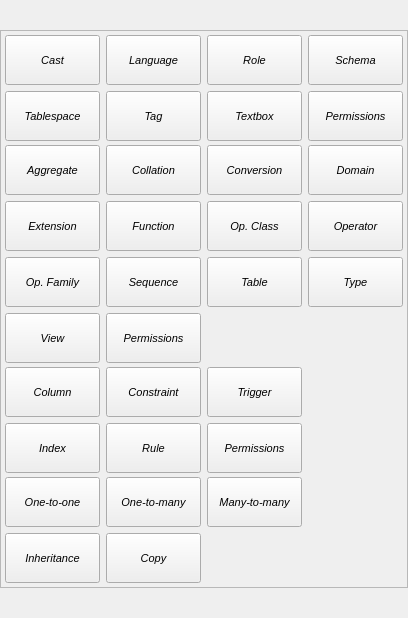
Qt form libpgmodeler_ui/ui/newobjectoverlaywidget.ui (pgmodeler/pgmodeler) before a commit.
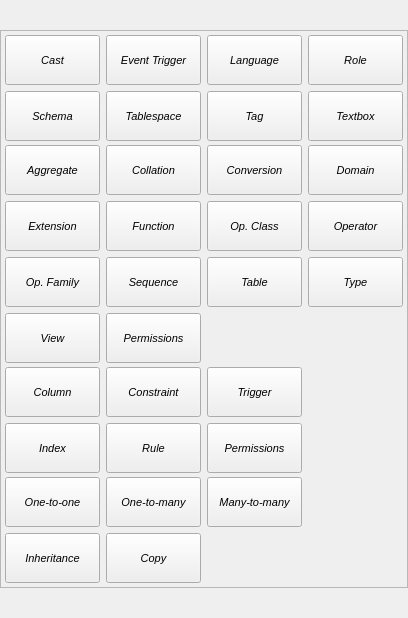
The same form after that commit. Icons and pictures are not drawn.

Commit message:
Added button to create Event Triggers on new object overlay.
Minor improvement on UI stylesheet

```diff
--- a/libpgmodeler_ui/ui/newobjectoverlaywidget.ui
+++ b/libpgmodeler_ui/ui/newobjectoverlaywidget.ui
@@ -106,6 +106,94 @@
          <property name="spacing">
           <number>6</number>
          </property>
+         <item row="0" column="3">
+          <widget class="QToolButton" name="role_tb">
+           <property name="sizePolicy">
+            <sizepolicy hsizetype="Preferred" vsizetype="Fixed">
+             <horstretch>0</horstretch>
+             <verstretch>0</verstretch>
+            </sizepolicy>
+           </property>
+           <property name="minimumSize">
+            <size>
+             <width>95</width>
+             <height>50</height>
+            </size>
+           </property>
+           <property name="font">
+            <font>
+             <weight>50</weight>
+             <bold>false</bold>
+            </font>
+           </property>
+           <property name="focusPolicy">
+            <enum>Qt::NoFocus</enum>
+           </property>
+           <property name="text">
+            <string>Role</string>
+           </property>
+           <property name="icon">
+            <iconset resource="../res/resources.qrc">
+             <normaloff>:/icones/icones/role.png</normaloff>:/icones/icones/role.png</iconset>
+           </property>
+           <property name="iconSize">
+            <size>
+             <width>32</width>
+             <height>32</height>
+            </size>
+           </property>
+           <property name="popupMode">
+            <enum>QToolButton::InstantPopup</enum>
+           </property>
+           <property name="toolButtonStyle">
+            <enum>Qt::ToolButtonTextUnderIcon</enum>
+           </property>
+          </widget>
+         </item>
+         <item row="1" column="2">
+          <widget class="QToolButton" name="tag_tb">
+           <property name="sizePolicy">
+            <sizepolicy hsizetype="Preferred" vsizetype="Fixed">
+             <horstretch>0</horstretch>
+             <verstretch>0</verstretch>
+            </sizepolicy>
+           </property>
+           <property name="minimumSize">
+            <size>
+             <width>95</width>
+             <height>50</height>
+            </size>
+           </property>
+           <property name="font">
+            <font>
+             <weight>50</weight>
+             <bold>false</bold>
+            </font>
+           </property>
+           <property name="focusPolicy">
+            <enum>Qt::NoFocus</enum>
+           </property>
+           <property name="text">
+            <string>Tag</string>
+           </property>
+           <property name="icon">
+            <iconset resource="../res/resources.qrc">
+             <normaloff>:/icones/icones/tag.png</normaloff>:/icones/icones/tag.png</iconset>
+           </property>
+           <property name="iconSize">
+            <size>
+             <width>32</width>
+             <height>32</height>
+            </size>
+           </property>
+           <property name="popupMode">
+            <enum>QToolButton::InstantPopup</enum>
+           </property>
+           <property name="toolButtonStyle">
+            <enum>Qt::ToolButtonTextUnderIcon</enum>
+           </property>
+          </widget>
+         </item>
          <item row="0" column="0">
           <widget class="QToolButton" name="cast_tb">
            <property name="sizePolicy">
@@ -153,7 +241,7 @@
            </property>
           </widget>
          </item>
-         <item row="0" column="1">
+         <item row="0" column="2">
           <widget class="QToolButton" name="language_tb">
            <property name="sizePolicy">
             <sizepolicy hsizetype="Preferred" vsizetype="Fixed">
@@ -197,183 +285,7 @@
            </property>
           </widget>
          </item>
-         <item row="0" column="2">
-          <widget class="QToolButton" name="role_tb">
-           <property name="sizePolicy">
-            <sizepolicy hsizetype="Preferred" vsizetype="Fixed">
-             <horstretch>0</horstretch>
-             <verstretch>0</verstretch>
-            </sizepolicy>
-           </property>
-           <property name="minimumSize">
-            <size>
-             <width>95</width>
-             <height>50</height>
-            </size>
-           </property>
-           <property name="font">
-            <font>
-             <weight>50</weight>
-             <bold>false</bold>
-            </font>
-           </property>
-           <property name="focusPolicy">
-            <enum>Qt::NoFocus</enum>
-           </property>
-           <property name="text">
-            <string>Role</string>
-           </property>
-           <property name="icon">
-            <iconset resource="../res/resources.qrc">
-             <normaloff>:/icones/icones/role.png</normaloff>:/icones/icones/role.png</iconset>
-           </property>
-           <property name="iconSize">
-            <size>
-             <width>32</width>
-             <height>32</height>
-            </size>
-           </property>
-           <property name="popupMode">
-            <enum>QToolButton::InstantPopup</enum>
-           </property>
-           <property name="toolButtonStyle">
-            <enum>Qt::ToolButtonTextUnderIcon</enum>
-           </property>
-          </widget>
-         </item>
-         <item row="0" column="3">
-          <widget class="QToolButton" name="schema_tb">
-           <property name="sizePolicy">
-            <sizepolicy hsizetype="Preferred" vsizetype="Fixed">
-             <horstretch>0</horstretch>
-             <verstretch>0</verstretch>
-            </sizepolicy>
-           </property>
-           <property name="minimumSize">
-            <size>
-             <width>95</width>
-             <height>50</height>
-            </size>
-           </property>
-           <property name="font">
-            <font>
-             <weight>50</weight>
-             <bold>false</bold>
-            </font>
-           </property>
-           <property name="focusPolicy">
-            <enum>Qt::NoFocus</enum>
-           </property>
-           <property name="text">
-            <string>Schema</string>
-           </property>
-           <property name="icon">
-            <iconset resource="../res/resources.qrc">
-             <normaloff>:/icones/icones/schema.png</normaloff>:/icones/icones/schema.png</iconset>
-           </property>
-           <property name="iconSize">
-            <size>
-             <width>32</width>
-             <height>32</height>
-            </size>
-           </property>
-           <property name="popupMode">
-            <enum>QToolButton::InstantPopup</enum>
-           </property>
-           <property name="toolButtonStyle">
-            <enum>Qt::ToolButtonTextUnderIcon</enum>
-           </property>
-          </widget>
-         </item>
-         <item row="1" column="0">
-          <widget class="QToolButton" name="tablespace_tb">
-           <property name="sizePolicy">
-            <sizepolicy hsizetype="Preferred" vsizetype="Fixed">
-             <horstretch>0</horstretch>
-             <verstretch>0</verstretch>
-            </sizepolicy>
-           </property>
-           <property name="minimumSize">
-            <size>
-             <width>95</width>
-             <height>50</height>
-            </size>
-           </property>
-           <property name="font">
-            <font>
-             <weight>50</weight>
-             <bold>false</bold>
-            </font>
-           </property>
-           <property name="focusPolicy">
-            <enum>Qt::NoFocus</enum>
-           </property>
-           <property name="text">
-            <string>Tablespace</string>
-           </property>
-           <property name="icon">
-            <iconset resource="../res/resources.qrc">
-             <normaloff>:/icones/icones/tablespace.png</normaloff>:/icones/icones/tablespace.png</iconset>
-           </property>
-           <property name="iconSize">
-            <size>
-             <width>32</width>
-             <height>32</height>
-            </size>
-           </property>
-           <property name="popupMode">
-            <enum>QToolButton::InstantPopup</enum>
-           </property>
-           <property name="toolButtonStyle">
-            <enum>Qt::ToolButtonTextUnderIcon</enum>
-           </property>
-          </widget>
-         </item>
-         <item row="1" column="1">
-          <widget class="QToolButton" name="tag_tb">
-           <property name="sizePolicy">
-            <sizepolicy hsizetype="Preferred" vsizetype="Fixed">
-             <horstretch>0</horstretch>
-             <verstretch>0</verstretch>
-            </sizepolicy>
-           </property>
-           <property name="minimumSize">
-            <size>
-             <width>95</width>
-             <height>50</height>
-            </size>
-           </property>
-           <property name="font">
-            <font>
-             <weight>50</weight>
-             <bold>false</bold>
-            </font>
-           </property>
-           <property name="focusPolicy">
-            <enum>Qt::NoFocus</enum>
-           </property>
-           <property name="text">
-            <string>Tag</string>
-           </property>
-           <property name="icon">
-            <iconset resource="../res/resources.qrc">
-             <normaloff>:/icones/icones/tag.png</normaloff>:/icones/icones/tag.png</iconset>
-           </property>
-           <property name="iconSize">
-            <size>
-             <width>32</width>
-             <height>32</height>
-            </size>
-           </property>
-           <property name="popupMode">
-            <enum>QToolButton::InstantPopup</enum>
-           </property>
-           <property name="toolButtonStyle">
-            <enum>Qt::ToolButtonTextUnderIcon</enum>
-           </property>
-          </widget>
-         </item>
-         <item row="1" column="2">
+         <item row="1" column="3">
           <widget class="QToolButton" name="textbox_tb">
            <property name="sizePolicy">
             <sizepolicy hsizetype="Preferred" vsizetype="Fixed">
@@ -417,8 +329,8 @@
            </property>
           </widget>
          </item>
-         <item row="1" column="3">
-          <widget class="QToolButton" name="db_perms_tb">
+         <item row="0" column="1">
+          <widget class="QToolButton" name="eventtrigger_tb">
            <property name="sizePolicy">
             <sizepolicy hsizetype="Preferred" vsizetype="Fixed">
              <horstretch>0</horstretch>
@@ -441,11 +353,99 @@
             <enum>Qt::NoFocus</enum>
            </property>
            <property name="text">
-            <string>Permissions</string>
+            <string>Event Trigger</string>
            </property>
            <property name="icon">
             <iconset resource="../res/resources.qrc">
-             <normaloff>:/icones/icones/permission.png</normaloff>:/icones/icones/permission.png</iconset>
+             <normaloff>:/icones/icones/eventtrigger.png</normaloff>:/icones/icones/eventtrigger.png</iconset>
+           </property>
+           <property name="iconSize">
+            <size>
+             <width>32</width>
+             <height>32</height>
+            </size>
+           </property>
+           <property name="popupMode">
+            <enum>QToolButton::InstantPopup</enum>
+           </property>
+           <property name="toolButtonStyle">
+            <enum>Qt::ToolButtonTextUnderIcon</enum>
+           </property>
+          </widget>
+         </item>
+         <item row="1" column="1">
+          <widget class="QToolButton" name="tablespace_tb">
+           <property name="sizePolicy">
+            <sizepolicy hsizetype="Preferred" vsizetype="Fixed">
+             <horstretch>0</horstretch>
+             <verstretch>0</verstretch>
+            </sizepolicy>
+           </property>
+           <property name="minimumSize">
+            <size>
+             <width>95</width>
+             <height>50</height>
+            </size>
+           </property>
+           <property name="font">
+            <font>
+             <weight>50</weight>
+             <bold>false</bold>
+            </font>
+           </property>
+           <property name="focusPolicy">
+            <enum>Qt::NoFocus</enum>
+           </property>
+           <property name="text">
+            <string>Tablespace</string>
+           </property>
+           <property name="icon">
+            <iconset resource="../res/resources.qrc">
+             <normaloff>:/icones/icones/tablespace.png</normaloff>:/icones/icones/tablespace.png</iconset>
+           </property>
+           <property name="iconSize">
+            <size>
+             <width>32</width>
+             <height>32</height>
+            </size>
+           </property>
+           <property name="popupMode">
+            <enum>QToolButton::InstantPopup</enum>
+           </property>
+           <property name="toolButtonStyle">
+            <enum>Qt::ToolButtonTextUnderIcon</enum>
+           </property>
+          </widget>
+         </item>
+         <item row="1" column="0">
+          <widget class="QToolButton" name="schema_tb">
+           <property name="sizePolicy">
+            <sizepolicy hsizetype="Preferred" vsizetype="Fixed">
+             <horstretch>0</horstretch>
+             <verstretch>0</verstretch>
+            </sizepolicy>
+           </property>
+           <property name="minimumSize">
+            <size>
+             <width>95</width>
+             <height>50</height>
+            </size>
+           </property>
+           <property name="font">
+            <font>
+             <weight>50</weight>
+             <bold>false</bold>
+            </font>
+           </property>
+           <property name="focusPolicy">
+            <enum>Qt::NoFocus</enum>
+           </property>
+           <property name="text">
+            <string>Schema</string>
+           </property>
+           <property name="icon">
+            <iconset resource="../res/resources.qrc">
+             <normaloff>:/icones/icones/schema.png</normaloff>:/icones/icones/schema.png</iconset>
            </property>
            <property name="iconSize">
             <size>
```
Left out of the diff: 32 changed lines with no effect on the pictures. The commit also changes 9 other files.
